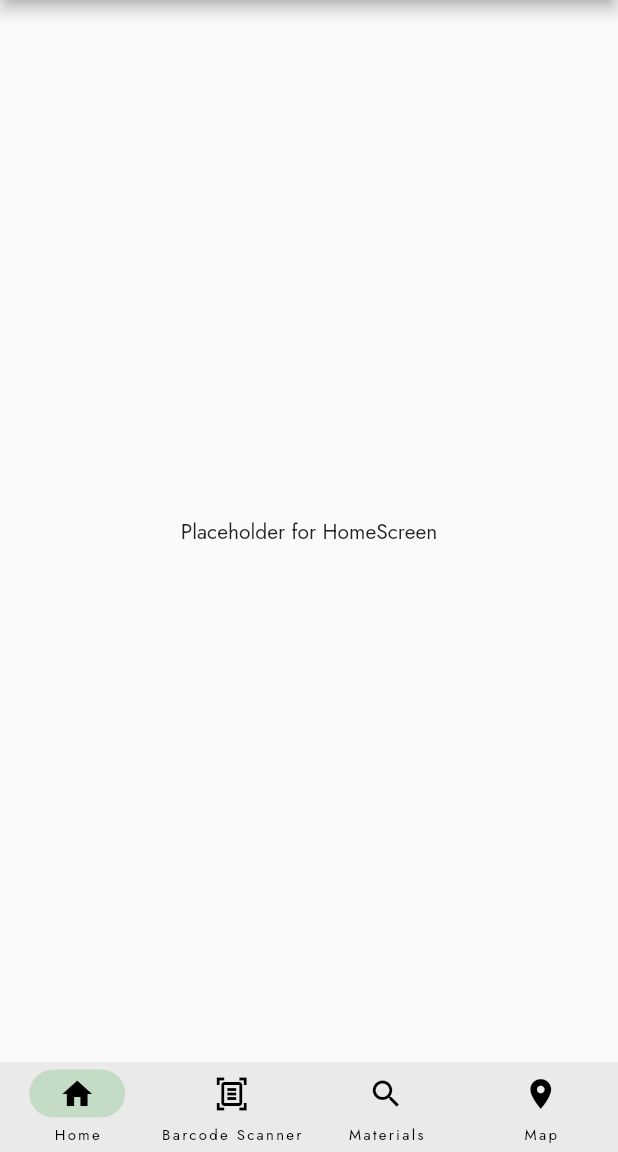
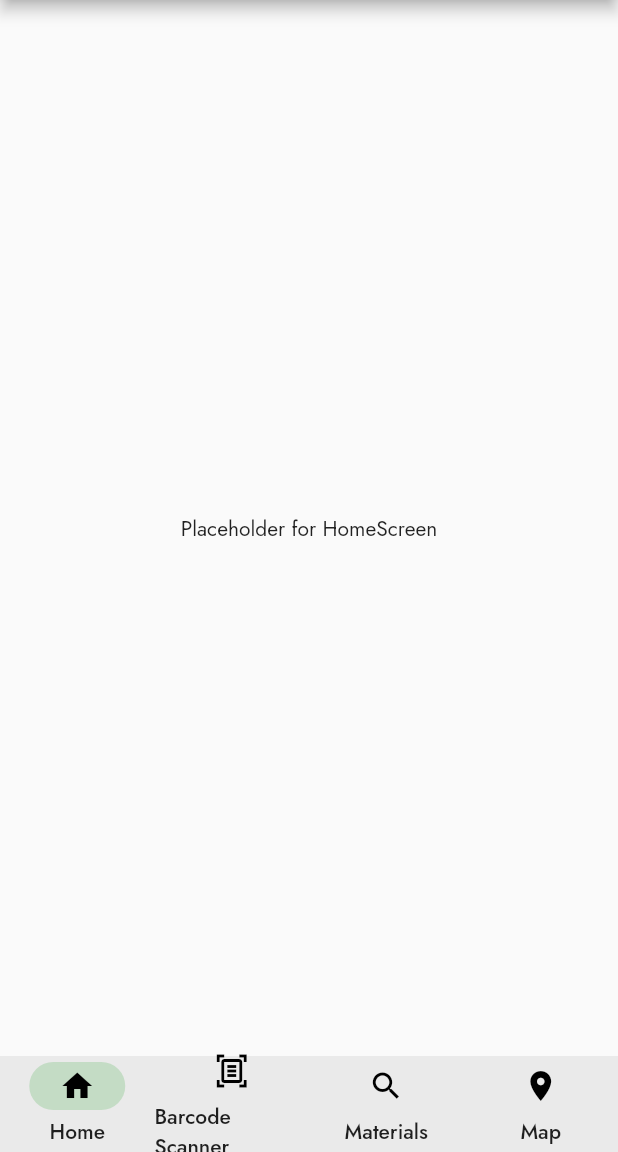
Before and after one commit to recyclinginnova/recyling-app, a Flutter app: the screen it shows after launch, on a phone screen of 412 x 824 dp, the part 84-1236 px from its top. Run offline on Flutter 3.47's test engine with Material 2 defaults, Android fonts, the phone set to English and light mode, and no system bars; our stand-ins replace google_fonts; missing offline and left inert: scan.

Commit message:
Changed navbar font to be more readable

```diff
--- a/lib/main.dart
+++ b/lib/main.dart
@@ -1,6 +1,9 @@
 import 'package:flutter/material.dart';
 import 'package:google_fonts/google_fonts.dart';
 import 'package:recyclingapp/screens/barcode_scanner.dart';
+import 'package:recyclingapp/screens/home.dart';
+import 'package:recyclingapp/screens/material_info.dart';
+import 'package:recyclingapp/screens/map.dart';
 
 void main() {
   runApp(const MyApp());
@@ -13,9 +16,10 @@ class MyApp extends StatefulWidget {
   State<MyApp> createState() => _MyAppState();
 }
 
-// NOTE: Currently navbar doesn't relocate to different screens, will fix in future
 class _MyAppState extends State<MyApp> {
+  // intial index so that screens[0] is first screen shown to users
   int index = 0;
+  // screens which the navbar will redirect to
   List<Widget> screens = [const Home() , const BarcodeScannerScreen(), const Materials(), const Map()];
 
   @override
@@ -29,9 +33,15 @@ class _MyAppState extends State<MyApp> {
                 style: TextStyle(fontWeight: FontWeight.bold)),
           ),
           body: screens[index],
-          // NOTE: need to change font of navbar
-          bottomNavigationBar: NavigationBar(
-              height: 60,
+          // changed font size to be more readable
+          bottomNavigationBar: NavigationBarTheme(
+            data: NavigationBarThemeData(
+              labelTextStyle: MaterialStateProperty.all(
+                const TextStyle(fontSize: 14, fontWeight: FontWeight.w500)
+              ),
+            ),
+            child: NavigationBar(
+              height: 64,
               selectedIndex: index,
               onDestinationSelected: (index) =>
                   setState(() => this.index = index),
@@ -41,6 +51,7 @@ class _MyAppState extends State<MyApp> {
                     label: 'Home'),
                 NavigationDestination(
                     icon: Icon(Icons.document_scanner_outlined),
+                    // NOTE: better icon needs to be found for barcode scanner (fix later not important now)
                     label: 'Barcode Scanner'),
                 NavigationDestination(
                     icon: Icon(Icons.search),
@@ -48,9 +59,11 @@ class _MyAppState extends State<MyApp> {
                 NavigationDestination(
                     icon: Icon(Icons.location_on),
                     label: 'Map'),
-              ]),
+              ]),)
         ));
   }
+
+
 
   ThemeData _buildTheme() {
     var baseTheme = ThemeData(primarySwatch: Colors.green);
@@ -59,38 +72,3 @@ class _MyAppState extends State<MyApp> {
         textTheme: GoogleFonts.jostTextTheme(baseTheme.textTheme));
   }
 }
-
-// test for NavBar
-
-class Home extends StatelessWidget {
-  const Home({Key? key}) : super(key: key);
-
-  @override
-  Widget build(BuildContext context) {
-    return Container(
-      child: const Center(child: Text('Placeholder for HomeScreen'),)
-    );
-  }
-}
-
-class Materials extends StatelessWidget {
-  const Materials({Key? key}) : super(key: key);
-
-  @override
-  Widget build(BuildContext context) {
-    return Container(
-      child: const Center(child: Text('Placeholder for Materials Screen'),)
-    );
-  }
-}
-
-class Map extends StatelessWidget {
-  const Map({Key? key}) : super(key: key);
-
-  @override
-  Widget build(BuildContext context) {
-    return Container(
-      child: const Center(child: Text('Placeholder for Map Screen'),)
-    );
-  }
-}
```
